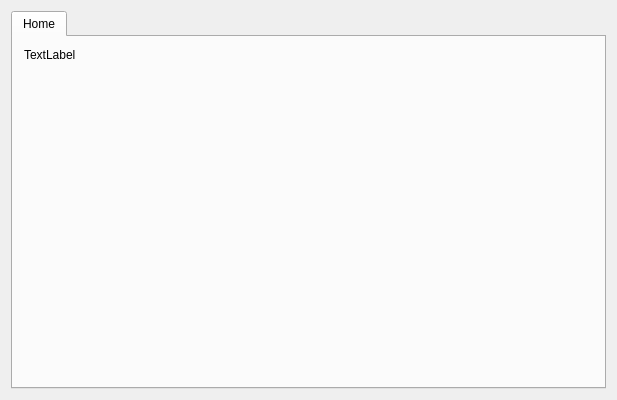
Before: the Qt Designer form AF_Program/AF_Program/MainWidget.ui in AndrewF001/Andrews_Program, drawn with Qt 5.
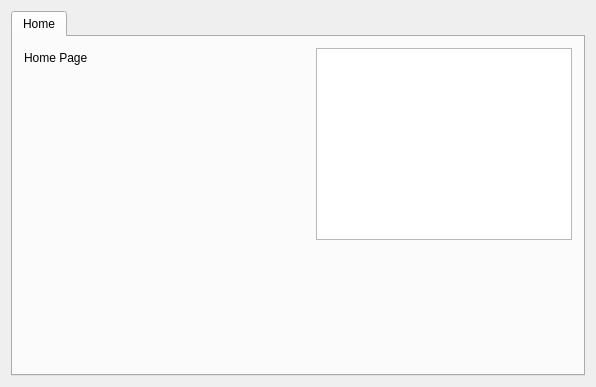
After: the same form once the commit is applied.

```diff
--- a/AF_Program/AF_Program/MainWidget.ui
+++ b/AF_Program/AF_Program/MainWidget.ui
@@ -2,12 +2,15 @@
 <ui version="4.0">
  <class>MainWidgetClass</class>
  <widget class="QWidget" name="MainWidgetClass">
+  <property name="enabled">
+   <bool>true</bool>
+  </property>
   <property name="geometry">
    <rect>
     <x>0</x>
     <y>0</y>
-    <width>617</width>
-    <height>400</height>
+    <width>596</width>
+    <height>387</height>
    </rect>
   </property>
   <property name="windowTitle">
@@ -19,20 +22,52 @@
      <property name="currentIndex">
       <number>0</number>
      </property>
+     <property name="movable">
+      <bool>true</bool>
+     </property>
      <widget class="QWidget" name="tab">
       <attribute name="title">
        <string>Home</string>
       </attribute>
       <layout class="QVBoxLayout" name="verticalLayout">
        <item>
-        <layout class="QHBoxLayout" name="horizontalLayout">
-         <item>
+        <layout class="QGridLayout" name="gridLayout_2">
+         <item row="0" column="0">
           <widget class="QLabel" name="label">
            <property name="text">
-            <string>TextLabel</string>
+            <string>Home Page</string>
            </property>
           </widget>
          </item>
+         <item row="0" column="1">
+          <spacer name="horizontalSpacer">
+           <property name="orientation">
+            <enum>Qt::Horizontal</enum>
+           </property>
+           <property name="sizeHint" stdset="0">
+            <size>
+             <width>40</width>
+             <height>20</height>
+            </size>
+           </property>
+          </spacer>
+         </item>
+         <item row="1" column="0">
+          <spacer name="verticalSpacer_2">
+           <property name="orientation">
+            <enum>Qt::Vertical</enum>
+           </property>
+           <property name="sizeHint" stdset="0">
+            <size>
+             <width>20</width>
+             <height>40</height>
+            </size>
+           </property>
+          </spacer>
+         </item>
+         <item row="0" column="2" rowspan="2">
+          <widget class="QGraphicsView" name="graphicsView"/>
+         </item>
         </layout>
        </item>
        <item>
```
Left out of the diff: 3 changed lines with no effect on the pictures.
